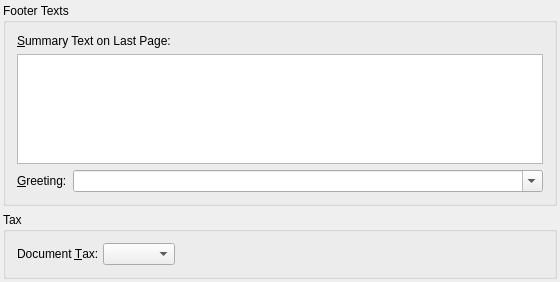
Before: the Qt Designer form src/docfooter.ui in dragotin/kraft, drawn with Qt 5.
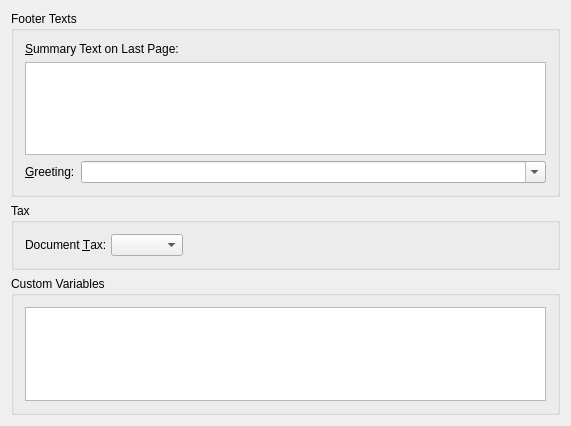
After: the same form once the commit is applied.

Commit message:
Add extra variables to be exported to the document.
Added a table view to the doc footer editor.

Diff of the .ui file:
```diff
--- a/src/docfooter.ui
+++ b/src/docfooter.ui
@@ -6,30 +6,11 @@
    <rect>
     <x>0</x>
     <y>0</y>
-    <width>560</width>
-    <height>282</height>
+    <width>571</width>
+    <height>426</height>
    </rect>
   </property>
-  <layout class="QGridLayout">
-   <property name="margin">
-    <number>3</number>
-   </property>
-   <item row="2" column="0">
-    <spacer name="spacer7">
-     <property name="orientation">
-      <enum>Qt::Vertical</enum>
-     </property>
-     <property name="sizeType">
-      <enum>QSizePolicy::Expanding</enum>
-     </property>
-     <property name="sizeHint" stdset="0">
-      <size>
-       <width>20</width>
-       <height>16</height>
-      </size>
-     </property>
-    </spacer>
-   </item>
+  <layout class="QGridLayout" name="gridLayout_2">
    <item row="0" column="0">
     <widget class="QGroupBox" name="groupBox">
      <property name="title">
@@ -129,6 +110,37 @@
      </layout>
     </widget>
    </item>
+   <item row="2" column="0">
+    <widget class="QGroupBox" name="groupBox_2">
+     <property name="toolTip">
+      <string>&lt;html&gt;&lt;head/&gt;&lt;body&gt;&lt;p&gt;Extra variables that will go into the template. They can be referenced in the template by there name, ie. {{ MY_VAR }}.&lt;/p&gt;&lt;/body&gt;&lt;/html&gt;</string>
+     </property>
+     <property name="title">
+      <string>Custom Variables</string>
+     </property>
+     <layout class="QGridLayout" name="gridLayout">
+      <item row="0" column="0">
+       <widget class="QTableView" name="m_tvCustomVars"/>
+      </item>
+     </layout>
+    </widget>
+   </item>
+   <item row="3" column="0">
+    <spacer name="spacer7">
+     <property name="orientation">
+      <enum>Qt::Vertical</enum>
+     </property>
+     <property name="sizeType">
+      <enum>QSizePolicy::Expanding</enum>
+     </property>
+     <property name="sizeHint" stdset="0">
+      <size>
+       <width>20</width>
+       <height>16</height>
+      </size>
+     </property>
+    </spacer>
+   </item>
   </layout>
  </widget>
  <layoutdefault spacing="6" margin="11"/>
```
The commit also changes 10 other files.
